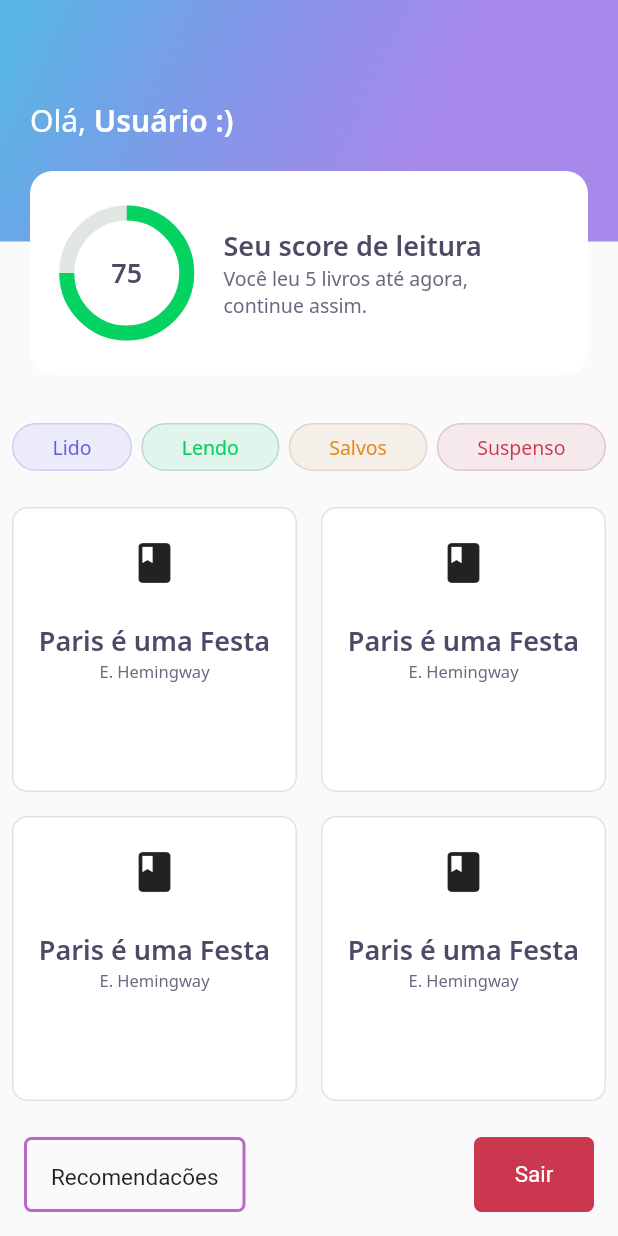
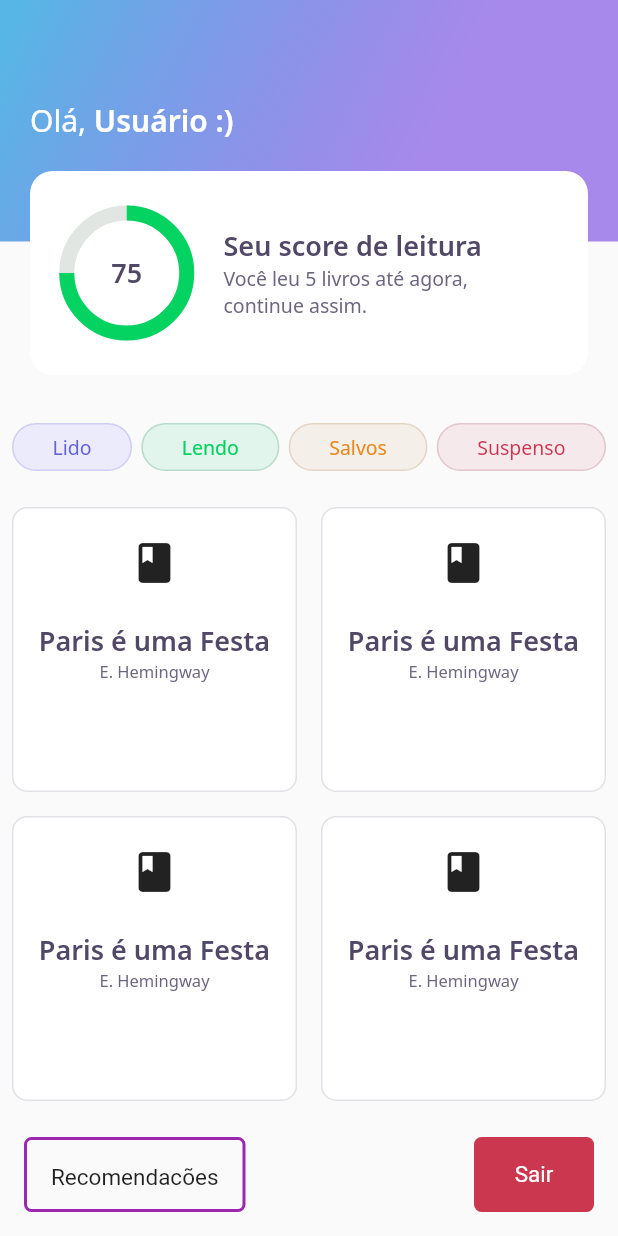
Before and after one commit to 11emilia11/bookshelvesapp, a Flutter app: the screen it shows after launch, on a phone screen of 412 x 824 dp. Run offline on Flutter 3.47's test engine with Material 2 defaults, Android fonts, the phone set to English and light mode, and no system bars; our stand-ins replace google_fonts; accounts and stored records are empty.

Commit message:
adding feed controller and fixing flutter version

```diff
--- a/lib/feed/feed_page.dart
+++ b/lib/feed/feed_page.dart
@@ -6,7 +6,7 @@ import 'package:bookshelvesapp/recommendation/recommendation_page.dart';
 import 'package:flutter/material.dart';
 
 class FeedPage extends StatefulWidget {
-  const FeedPage({ Key key }) : super(key: key);
+  const FeedPage({ Key? key }) : super(key: key);
 
   @override
   _FeedPageState createState() => _FeedPageState();
@@ -70,7 +70,7 @@ class _FeedPageState extends State<FeedPage> {
                   margin: const EdgeInsets.symmetric(horizontal: 8.0, vertical: 8.0),
                    decoration: BoxDecoration(
                     borderRadius: BorderRadius.circular(5.0),
-                    border: Border.all(color: Colors.purple[300], width: 2),
+                    border: Border.all(color: Colors.purple, width: 2),
                   ),
                   child: Center(
                       child: TextButton(
--- /dev/null
+++ b/lib/feed/feed_state.dart
@@ -0,0 +1 @@
+enum FeedState { success, loading, error, empty}
--- a/lib/feed/widgets/book_card/book_card_widget.dart
+++ b/lib/feed/widgets/book_card/book_card_widget.dart
@@ -4,7 +4,7 @@ import 'package:bookshelvesapp/core/app_text_styles.dart';
 import 'package:flutter/material.dart';
 
 class BookCardWidget extends StatelessWidget {
-  const BookCardWidget({ Key key }) : super(key: key);
+  const BookCardWidget({ Key? key }) : super(key: key);
 
   @override
   Widget build(BuildContext context) {
--- a/lib/feed/widgets/chart/chart_widget.dart
+++ b/lib/feed/widgets/chart/chart_widget.dart
@@ -4,7 +4,7 @@ import 'package:flutter/material.dart';
 
 class ChartWidget extends StatelessWidget {
 
-  const ChartWidget({Key  key}): super(key: key);
+  const ChartWidget({Key?  key}): super(key: key);
   @override
   Widget build(BuildContext context) {
     return Container(
--- a/lib/feed/widgets/level_button/level_button_widget.dart
+++ b/lib/feed/widgets/level_button/level_button_widget.dart
@@ -7,8 +7,8 @@ class LevelButtonWidget extends StatelessWidget {
 
   final String label;
    LevelButtonWidget({
-    Key  key,
-      this.label,
+    Key?  key,
+      required this.label,
     }) : assert(["Lido", "Lendo", "Salvos", "Suspenso"].contains(label)),super(key: key);
 
   final config = {
@@ -38,9 +38,9 @@ class LevelButtonWidget extends StatelessWidget {
 
   };
 
-  Color get color => config[label]['color'];
-  Color get borderColor => config[label]['borderColor'];
-  Color get fontColor => config[label]['fontColor'];
+  Color get color => config[label]!['color']!;
+  Color get borderColor => config[label]!['borderColor']!;
+  Color get fontColor => config[label]!['fontColor']!;
 
   @override
   Widget build(BuildContext context) {
--- a/lib/feed/widgets/score_card/score_card_widget.dart
+++ b/lib/feed/widgets/score_card/score_card_widget.dart
@@ -5,7 +5,7 @@ import 'package:flutter/material.dart';
 
 class ScoreCardWidget extends StatelessWidget {
 
-  const ScoreCardWidget({Key key}) : super(key: key);
+  const ScoreCardWidget({Key? key}) : super(key: key);
 
   @override
   Widget build(BuildContext context) {
--- a/lib/home/home_page.dart
+++ b/lib/home/home_page.dart
@@ -6,7 +6,7 @@ import 'package:flutter/material.dart';
 
 class HomePage extends StatefulWidget {
 
-  HomePage({Key key}) : super(key: key);
+  HomePage({Key? key}) : super(key: key);
 
   @override
   _HomePageState createState() => _HomePageState();
--- a/lib/home/widgets/title_card_widget.dart
+++ b/lib/home/widgets/title_card_widget.dart
@@ -4,7 +4,7 @@ import 'package:bookshelvesapp/feed/widgets/chart/chart_widget.dart';
 import 'package:flutter/material.dart';
 
 class TitleCardWidget extends StatelessWidget {
-  const TitleCardWidget({ Key key }) : super(key: key);
+  const TitleCardWidget({ Key? key }) : super(key: key);
 
   @override
   Widget build(BuildContext context) {
--- a/lib/recommendation/recommendation_page.dart
+++ b/lib/recommendation/recommendation_page.dart
@@ -4,7 +4,7 @@ import 'package:bookshelvesapp/recommendation/widgets/rec_app_bar.dart';
 import 'package:flutter/material.dart';
 
 class RecommendationPage extends StatefulWidget {
-  const RecommendationPage({ Key key }) : super(key: key);
+  const RecommendationPage({ Key? key }) : super(key: key);
 
   @override
   _RecommendationPageState createState() => _RecommendationPageState();
--- a/lib/recommendation/widgets/rec_card_widget.dart
+++ b/lib/recommendation/widgets/rec_card_widget.dart
@@ -3,7 +3,7 @@ import 'package:bookshelvesapp/core/app_text_styles.dart';
 import 'package:flutter/material.dart';
 
 class RecCardWidget extends StatelessWidget {
-  const RecCardWidget({ Key key }) : super(key: key);
+  const RecCardWidget({ Key? key }) : super(key: key);
 
   @override
   Widget build(BuildContext context) {
--- a/lib/register/widgets/register_card_widget.dart
+++ b/lib/register/widgets/register_card_widget.dart
@@ -3,7 +3,7 @@ import 'package:bookshelvesapp/core/app_text_styles.dart';
 import 'package:flutter/material.dart';
 
 class RegisterCardWidget extends StatelessWidget {
-  const RegisterCardWidget({ Key key }) : super(key: key);
+  const RegisterCardWidget({ Key? key }) : super(key: key);
 
   @override
   Widget build(BuildContext context) {
--- a/lib/search/search_page.dart
+++ b/lib/search/search_page.dart
@@ -1,9 +1,9 @@
-import 'package:bookshelvesapp/register/register_page.dart';
+
 import 'package:bookshelvesapp/search/widgets/search_bar.dart';
 import 'package:flutter/material.dart';
 
 class SearchPage extends StatefulWidget {
-  const SearchPage({ Key key }) : super(key: key);
+  const SearchPage({ Key? key }) : super(key: key);
 
   @override
   _SearchPageState createState() => _SearchPageState();
--- a/lib/search/widgets/search_card_widget.dart
+++ b/lib/search/widgets/search_card_widget.dart
@@ -3,7 +3,7 @@ import 'package:bookshelvesapp/core/app_text_styles.dart';
 import 'package:flutter/material.dart';
 
 class SearchCardWidget extends StatelessWidget {
-  const SearchCardWidget({ Key key }) : super(key: key);
+  const SearchCardWidget({ Key? key }) : super(key: key);
 
   @override
   Widget build(BuildContext context) {
--- a/pubspec.yaml
+++ b/pubspec.yaml
@@ -18,7 +18,7 @@ publish_to: 'none' # Remove this line if you wish to publish to pub.dev
 version: 1.0.0+1
 
 environment:
-  sdk: ">=2.7.0 <3.0.0"
+  sdk: ">=2.12.0 <3.0.0"
 
 dependencies:
   flutter:
```
Also changed, not shown: assets/database/books.json (added, +26 -0 lines), assets/database/users.json (added, +33 -0 lines), lib/feed/feed_controller.dart (added, +33 -0 lines), lib/feed/feed_repository.dart (added, +22 -0 lines), lib/shared/models/book_model.dart (added, +56 -0 lines), lib/shared/models/user_model.dart (added, +41 -0 lines), pubspec.lock.
